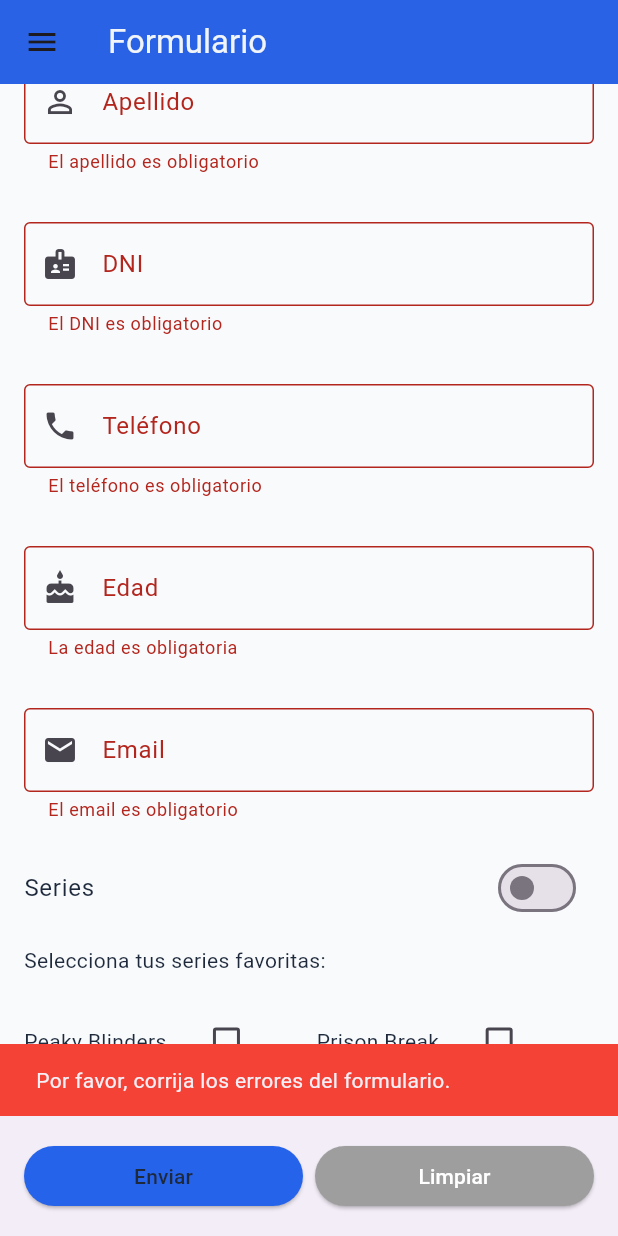
After one commit to jmolfer299/PROM_25-26_JoseMMolina, a Flutter app: the FormsScreen screen opened directly, scrolled down 214 dp, after a tap on "Películas", after a tap on "Enviar", on a phone screen of 412 x 824 dp. The commit adds this screen. Run offline on Flutter 3.47's test engine with Material 3 defaults, Android fonts, the phone set to English and light mode, and no system bars; our stand-ins replace google_fonts.

Commit message:
Añado la entrada 15 del drawer

```diff
--- a/flutter_1/lib/core/app_colors.dart
+++ b/flutter_1/lib/core/app_colors.dart
@@ -25,7 +25,6 @@ class AppTextStyles {
   static const TextStyle title = TextStyle(
     fontSize: 30,
     fontWeight: FontWeight.bold,
-
   );
 
   static const TextStyle medium = TextStyle(
--- a/flutter_1/lib/drawer_menu.dart
+++ b/flutter_1/lib/drawer_menu.dart
@@ -2,6 +2,7 @@ import 'package:flutter/material.dart';
 import 'package:flutter_1/core/app_colors.dart';
 import 'package:flutter_1/screens/ejercicio11_instagram_screen.dart';
 import 'package:flutter_1/screens/ejercicio14_screen_random_number_form.dart';
+import 'package:flutter_1/screens/ejercicio15_screen.dart';
 import 'package:flutter_1/screens/ejercicio9_screen.dart';
 
 import 'package:flutter_1/widgets/theme_provider.dart';
@@ -205,6 +206,17 @@ class DrawerMenu extends StatelessWidget {
                     MaterialPageRoute(builder: (context) => RandomNumberForm()),
                   ),
                 ),
+                ListTile(
+                  leading: Icon(Icons.edit, color: textColor),
+                  title: Text(
+                    "Ejercicio 15",
+                    style: AppTextStyles.small.copyWith(color: textColor),
+                  ),
+                  onTap: () => Navigator.push(
+                    context,
+                    MaterialPageRoute(builder: (context) => FormsScreen()),
+                  ),
+                ),
               ],
             ),
           ),
--- /dev/null
+++ b/flutter_1/lib/screens/ejercicio15_screen.dart
@@ -0,0 +1,301 @@
+import 'package:flutter/material.dart';
+import 'package:flutter_1/core/app_colors.dart';
+import 'package:flutter_1/drawer_menu.dart';
+import 'package:flutter_1/widgets/appbar_widget.dart';
+import 'package:flutter_1/widgets/form_pelis_widget.dart';
+import 'package:flutter_1/widgets/form_series_widget.dart';
+
+class FormsScreen extends StatefulWidget {
+  const FormsScreen({super.key});
+
+  @override
+  State<FormsScreen> createState() => _FormsScreenState();
+}
+
+class _FormsScreenState extends State<FormsScreen> {
+  final _formKey = GlobalKey<FormState>();
+
+  final _nombreController = TextEditingController();
+  final _apellidoController = TextEditingController();
+  final _dniController = TextEditingController();
+  final _telefonoController = TextEditingController();
+  final _edadController = TextEditingController();
+  final _emailController = TextEditingController();
+
+  bool limpiador = false;
+  Widget formulario = FormPelis();
+
+  final RegExp _nombrePattern = RegExp(r'^[a-zA-ZáéíóúÁÉÍÓÚñÑ\s]{2,50}$');
+  final RegExp _dniPattern = RegExp(r'^\d{8}[A-Z]$');
+  final RegExp _telefonoPattern = RegExp(r'^[6-9]\d{8}$');
+  final RegExp _emailPattern = RegExp(
+    r'^[a-zA-Z0-9._%+-]+@[a-zA-Z0-9.-]+\.[a-zA-Z]{2,}$'
+  );
+
+  @override
+  void dispose() {
+    _nombreController.dispose();
+    _apellidoController.dispose();
+    _dniController.dispose();
+    _telefonoController.dispose();
+    _edadController.dispose();
+    _emailController.dispose();
+    super.dispose();
+  }
+
+  void _limpiarFormulario() {
+    _nombreController.clear();
+    _apellidoController.clear();
+    _dniController.clear();
+    _telefonoController.clear();
+    _edadController.clear();
+    _emailController.clear();
+    _formKey.currentState?.reset();
+  }
+
+  void _enviarFormulario() {
+    if (_formKey.currentState!.validate()) {
+      ScaffoldMessenger.of(context).showSnackBar(
+        SnackBar(
+          content: Text('Formulario válido. Datos enviados correctamente.'),
+          backgroundColor: Colors.green,
+        ),
+      );
+    } else {
+      ScaffoldMessenger.of(context).showSnackBar(
+        SnackBar(
+          content: Text('Por favor, corrija los errores del formulario.'),
+          backgroundColor: Colors.red,
+        ),
+      );
+    }
+  }
+
+  @override
+  Widget build(BuildContext context) {
+    return Scaffold(
+      backgroundColor: Theme.of(context).brightness == Brightness.light
+          ? AppColorsLight.background
+          : AppColorsDark.background,
+      drawer: DrawerMenu(),
+      appBar: AppbarWidget(title: "Formulario"),
+      bottomNavigationBar: BottomAppBar(
+        child: Row(
+          children: [
+            Expanded(
+              child: ElevatedButton(
+                onPressed: _enviarFormulario,
+                style: ElevatedButton.styleFrom(
+                  backgroundColor:
+                      Theme.of(context).brightness == Brightness.light
+                      ? AppColorsLight.primary
+                      : AppColorsDark.secondary,
+                ),
+                child: Text(
+                  'Enviar',
+                  style: TextStyle(
+                    color: Theme.of(context).brightness == Brightness.light
+                        ? AppColorsLight.text
+                        : AppColorsDark.text,
+                  ),
+                ),
+              ),
+            ),
+            SizedBox(width: 8),
+            Expanded(
+              child: ElevatedButton(
+                onPressed: _limpiarFormulario,
+                style: ElevatedButton.styleFrom(
+                  backgroundColor: Colors.grey,
+                ),
+                child: Text(
+                  'Limpiar',
+                  style: TextStyle(color: Colors.white),
+                ),
+              ),
+            ),
+          ],
+        ),
+      ),
+      body: SingleChildScrollView(
+        child: Form(
+          key: _formKey,
+          child: Column(
+            children: [
+              SizedBox(height: 20),
+              Center(
+                child: Text(
+                  'Formulario Personal',
+                  style: TextStyle(
+                    fontSize: 24,
+                    fontWeight: FontWeight.bold,
+                    color: Theme.of(context).brightness == Brightness.light
+                        ? AppColorsLight.text
+                        : AppColorsDark.text,
+                  ),
+                ),
+              ),
+              SizedBox(height: 20),
+              Column(
+                children: [
+                  Container(
+                    padding: EdgeInsets.all(16.0),
+                    child: TextFormField(
+                      controller: _nombreController,
+                      decoration: InputDecoration(
+                        labelText: 'Nombre',
+                        border: OutlineInputBorder(),
+                        prefixIcon: Icon(Icons.person),
+                      ),
+                      validator: (value) {
+                        if (value == null || value.isEmpty) {
+                          return 'El nombre es obligatorio';
+                        }
+                        if (!_nombrePattern.hasMatch(value)) {
+                          return 'Solo letras, entre 2 y 50 caracteres';
+                        }
+                        return null;
+                      },
+                    ),
+                  ),
+                  Container(
+                    padding: EdgeInsets.all(16.0),
+                    child: TextFormField(
+                      controller: _apellidoController,
+                      decoration: InputDecoration(
+                        labelText: 'Apellido',
+                        border: OutlineInputBorder(),
+                        prefixIcon: Icon(Icons.person_outline),
+                      ),
+                      validator: (value) {
+                        if (value == null || value.isEmpty) {
+                          return 'El apellido es obligatorio';
+                        }
+                        if (!_nombrePattern.hasMatch(value)) {
+                          return 'Solo letras, entre 2 y 50 caracteres';
+                        }
+                        return null;
+                      },
+                    ),
+                  ),
+                  Container(
+                    padding: EdgeInsets.all(16.0),
+                    child: TextFormField(
+                      controller: _dniController,
+                      decoration: InputDecoration(
+                        labelText: 'DNI',
+                        border: OutlineInputBorder(),
+                        prefixIcon: Icon(Icons.badge),
+                        hintText: '12345678A',
+                      ),
+                      validator: (value) {
+                        if (value == null || value.isEmpty) {
+                          return 'El DNI es obligatorio';
+                        }
+                        if (!_dniPattern.hasMatch(value.toUpperCase())) {
+                          return 'Formato: 8 números y una letra (ej: 12345678A)';
+                        }
+                        return null;
+                      },
+                    ),
+                  ),
+                  Container(
+                    padding: EdgeInsets.all(16.0),
+                    child: TextFormField(
+                      controller: _telefonoController,
+                      keyboardType: TextInputType.phone,
+                      decoration: InputDecoration(
+                        labelText: 'Teléfono',
+                        border: OutlineInputBorder(),
+                        prefixIcon: Icon(Icons.phone),
+                        hintText: '612345678',
+                      ),
+                      validator: (value) {
+                        if (value == null || value.isEmpty) {
+                          return 'El teléfono es obligatorio';
+                        }
+                        if (!_telefonoPattern.hasMatch(value)) {
+                          return 'Teléfono español: 9 dígitos (comienza con 6-9)';
+                        }
+                        return null;
+                      },
+                    ),
+                  ),
+                  Container(
+                    padding: EdgeInsets.all(16.0),
+                    child: TextFormField(
+                      controller: _edadController,
+                      keyboardType: TextInputType.number,
+                      decoration: InputDecoration(
+                        labelText: 'Edad',
+                        border: OutlineInputBorder(),
+                        prefixIcon: Icon(Icons.cake),
+                      ),
+                      validator: (value) {
+                        if (value == null || value.isEmpty) {
+                          return 'La edad es obligatoria';
+                        }
+                        final edad = int.tryParse(value);
+                        if (edad == null) {
+                          return 'Debe ser un número válido';
+                        }
+                        if (edad < 18 || edad > 120) {
+                          return 'La edad debe estar entre 18 y 120 años';
+                        }
+                        return null;
+                      },
+                    ),
+                  ),
+                  Container(
+                    padding: EdgeInsets.all(16.0),
+                    child: TextFormField(
+                      controller: _emailController,
+                      keyboardType: TextInputType.emailAddress,
+                      decoration: InputDecoration(
+                        labelText: 'Email',
+                        border: OutlineInputBorder(),
+                        prefixIcon: Icon(Icons.email),
+                        hintText: 'ejemplo@correo.com',
+                      ),
+                      validator: (value) {
+                        if (value == null || value.isEmpty) {
+                          return 'El email es obligatorio';
+                        }
+                        if (!_emailPattern.hasMatch(value)) {
+                          return 'Email inválido (ej: usuario@dominio.com)';
+                        }
+                        return null;
+                      },
+                    ),
+                  ),
+                  SwitchListTile(
+                    title: Text(
+                      formulario is FormPelis ? "Películas" : "Series",
+                      style: TextStyle(
+                        color: Theme.of(context).brightness == Brightness.light
+                            ? AppColorsLight.text
+                            : AppColorsDark.text,
+                      ),
+                    ),
+                    value: formulario is FormPelis,
+                    onChanged: (value) {
+                      setState(() {
+                        if (value) {
+                          formulario = FormPelis();
+                        } else {
+                          formulario = FormSeries();
+                        }
+                      });
+                    },
+                  ),
+                  Container(child: formulario),
+                  SizedBox(height: 40),
+                ],
+              ),
+            ],
+          ),
+        ),
+      ),
+    );
+  }
+}
--- /dev/null
+++ b/flutter_1/lib/widgets/form_pelis_widget.dart
@@ -0,0 +1,197 @@
+import 'package:flutter/material.dart';
+import 'package:flutter_1/core/app_colors.dart';
+
+class FormPelis extends StatefulWidget {
+
+  const FormPelis({super.key});
+
+  @override
+  State<FormPelis> createState() => _FormPelisState();
+}
+
+class _FormPelisState extends State<FormPelis> {
+  String selectedSeries = '';
+
+  Map<String, bool> peliculasMap = {
+    'El Señor de los Anillos': false,
+    'Star Wars': false,
+    'Harry Potter': false,
+    'Marvel': false,
+  };
+  @override
+  Widget build(BuildContext context) {
+    final peliculasList = peliculasMap.keys.toList();
+
+    return Column(
+      children: [
+        Row(
+          children: [
+            Padding(
+              padding: const EdgeInsets.only(top: 10.0, left: 16),
+              child: Text(
+                'Selecciona tus sagas favoritas:',
+                style: TextStyle(
+                  fontSize: 14,
+                  color: Theme.of(context).brightness == Brightness.light
+                      ? AppColorsLight.text
+                      : AppColorsDark.text,
+                ),
+              ),
+            ),
+          ],
+        ),
+        SizedBox(height: 10),
+        Row(
+          children: [
+            Padding(
+              padding: const EdgeInsets.only(top: 10.0, left: 16),
+              child: Text(
+                peliculasList[0],
+                style: TextStyle(
+                  fontSize: 14,
+                  color: Theme.of(context).brightness == Brightness.light
+                      ? AppColorsLight.text
+                      : AppColorsDark.text,
+                ),
+              ),
+            ),
+            Padding(
+              padding: const EdgeInsets.only(top: 10.0, left: 16),
+              child: Checkbox(
+                value: peliculasMap[peliculasList[0]],
+                onChanged: (bool? value) {
+                  setState(() {
+                    peliculasMap[peliculasList[0]] = value ?? false;
+                  });
+
+                  if (value == true) {
+                    addSerie(peliculasList[0]);
+                  } else {
+                    removeSerie(peliculasList[0]);
+                  }
+                },
+              ),
+            ),
+            SizedBox(width: 20),
+            Padding(
+              padding: const EdgeInsets.only(top: 10.0, left: 16),
+              child: Text(
+                peliculasList[1],
+                style: TextStyle(
+                  fontSize: 14,
+                  color: Theme.of(context).brightness == Brightness.light
+                      ? AppColorsLight.text
+                      : AppColorsDark.text,
+                ),
+              ),
+            ),
+            Padding(
+              padding: const EdgeInsets.only(top: 10.0, left: 16),
+              child: Checkbox(
+                value: peliculasMap[peliculasList[1]],
+                onChanged: (bool? value) {
+                  setState(() {
+                    peliculasMap[peliculasList[1]] = value ?? false;
+                  });
+                  if (value == true) {
+                    addSerie(peliculasList[1]);
+                  } else {
+                    removeSerie(peliculasList[1]);
+                  }
+                },
+              ),
+            ),
+          ],
+        ),
+        Row(
+          children: [
+            Padding(
+              padding: const EdgeInsets.only(top: 10.0, left: 16),
+              child: Text(
+                peliculasList[2],
+                style: TextStyle(
+                  fontSize: 14,
+                  color: Theme.of(context).brightness == Brightness.light
+                      ? AppColorsLight.text
+                      : AppColorsDark.text,
+                ),
+              ),
+            ),
+            Padding(
+              padding: const EdgeInsets.only(top: 10.0, left: 16),
+              child: Checkbox(
+                value: peliculasMap[peliculasList[2]],
+                onChanged: (bool? value) {
+                  setState(() {
+                    peliculasMap[peliculasList[2]] = value ?? false;
+                  });
+
+                  if (value == true) {
+                    addSerie(peliculasList[2]);
+                  } else {
+                    removeSerie(peliculasList[2]);
+                  }
+                },
+              ),
+            ),
+            SizedBox(width: 20),
+            Padding(
+              padding: const EdgeInsets.only(top: 10.0, left: 16),
+              child: Text(
+                peliculasList[3],
+                style: TextStyle(
+                  fontSize: 14,
+                  color: Theme.of(context).brightness == Brightness.light
+                      ? AppColorsLight.text
+                      : AppColorsDark.text,
+                ),
+              ),
+            ),
+            Padding(
+              padding: const EdgeInsets.only(top: 10.0, left: 16),
+              child: Checkbox(
+                value: peliculasMap[peliculasList[3]],
+                onChanged: (bool? value) {
+                  setState(() {
+                    peliculasMap[peliculasList[3]] = value ?? false;
+                  });
+                  if (value == true) {
+                    addSerie(peliculasList[3]);
+                  } else {
+                    removeSerie(peliculasList[3]);
+                  }
+                },
+              ),
+            ),
+          ],
+        ),
+        SizedBox(height: 20),
+        Row(
+          children: [
+            Expanded(
+              child: Padding(
+                padding: const EdgeInsets.only(top: 8.0, left: 16),
+                child: Text(
+                  'Sagas seleccionadas: $selectedSeries',
+                  softWrap: true,
+                ),
+              ),
+            ),
+          ],
+        ),
+      ],
+    );
+  }
+
+  void addSerie(String s) {
+    setState(() {
+      selectedSeries += '$s | ';
+    });
+  }
+
+  void removeSerie(String s) {
+    setState(() {
+      selectedSeries = selectedSeries.replaceAll('$s | ', '');
+    });
+  }
+}
--- /dev/null
+++ b/flutter_1/lib/widgets/form_series_widget.dart
@@ -0,0 +1,197 @@
+import 'package:flutter/material.dart';
+import 'package:flutter_1/core/app_colors.dart';
+
+class FormSeries extends StatefulWidget {
+
+  const FormSeries({super.key});
+
+  @override
+  State<FormSeries> createState() => _FormSeriesState();
+}
+
+class _FormSeriesState extends State<FormSeries> {
+  String selectedSeries = '';
+
+  Map<String, bool> seriesMap = {
+    'Peaky Blinders': false,
+    'Prison Break': false,
+    'Juego de Tronos': false,
+    'La Casa de Papel': false,
+  };
+  @override
+  Widget build(BuildContext context) {
+    final seriesList = seriesMap.keys.toList();
+
+    return Column(
+      children: [
+        Row(
+          children: [
+            Padding(
+              padding: const EdgeInsets.only(top: 10.0, left: 16),
+              child: Text(
+                'Selecciona tus series favoritas:',
+                style: TextStyle(
+                  fontSize: 14,
+                  color: Theme.of(context).brightness == Brightness.light
+                      ? AppColorsLight.text
+                      : AppColorsDark.text,
+                ),
+              ),
+            ),
+          ],
+        ),
+        SizedBox(height: 10),
+        Row(
+          children: [
+            Padding(
+              padding: const EdgeInsets.only(top: 10.0, left: 16),
+              child: Text(
+                seriesList[0],
+                style: TextStyle(
+                  fontSize: 14,
+                  color: Theme.of(context).brightness == Brightness.light
+                      ? AppColorsLight.text
+                      : AppColorsDark.text,
+                ),
+              ),
+            ),
+            Padding(
+              padding: const EdgeInsets.only(top: 10.0, left: 16),
+              child: Checkbox(
+                value: seriesMap[seriesList[0]],
+                onChanged: (bool? value) {
+                  setState(() {
+                    seriesMap[seriesList[0]] = value ?? false;
+                  });
+
+                  if (value == true) {
+                    addSerie(seriesList[0]);
+                  } else {
+                    removeSerie(seriesList[0]);
+                  }
+                },
+              ),
+            ),
+            SizedBox(width: 20),
+            Padding(
+              padding: const EdgeInsets.only(top: 10.0, left: 16),
+              child: Text(
+                seriesList[1],
+                style: TextStyle(
+                  fontSize: 14,
+                  color: Theme.of(context).brightness == Brightness.light
+                      ? AppColorsLight.text
+                      : AppColorsDark.text,
+                ),
+              ),
+            ),
+            Padding(
+              padding: const EdgeInsets.only(top: 10.0, left: 16),
+              child: Checkbox(
+                value: seriesMap[seriesList[1]],
+                onChanged: (bool? value) {
+                  setState(() {
+                    seriesMap[seriesList[1]] = value ?? false;
+                  });
+                  if (value == true) {
+                    addSerie(seriesList[1]);
+                  } else {
+                    removeSerie(seriesList[1]);
+                  }
+                },
+              ),
+            ),
+          ],
+        ),
+        Row(
+          children: [
+            Padding(
+              padding: const EdgeInsets.only(top: 10.0, left: 16),
+              child: Text(
+                seriesList[2],
+                style: TextStyle(
+                  fontSize: 14,
+                  color: Theme.of(context).brightness == Brightness.light
+                      ? AppColorsLight.text
+                      : AppColorsDark.text,
+                ),
+              ),
+            ),
+            Padding(
+              padding: const EdgeInsets.only(top: 10.0, left: 16),
+              child: Checkbox(
+                value: seriesMap[seriesList[2]],
+                onChanged: (bool? value) {
+                  setState(() {
+                    seriesMap[seriesList[2]] = value ?? false;
+                  });
+
+                  if (value == true) {
+                    addSerie(seriesList[2]);
+                  } else {
+                    removeSerie(seriesList[2]);
+                  }
+                },
+              ),
+            ),
+            SizedBox(width: 20),
+            Padding(
+              padding: const EdgeInsets.only(top: 10.0, left: 16),
+              child: Text(
+                seriesList[3],
+                style: TextStyle(
+                  fontSize: 14,
+                  color: Theme.of(context).brightness == Brightness.light
+                      ? AppColorsLight.text
+                      : AppColorsDark.text,
+                ),
+              ),
+            ),
+            Padding(
+              padding: const EdgeInsets.only(top: 10.0, left: 16),
+              child: Checkbox(
+                value: seriesMap[seriesList[3]],
+                onChanged: (bool? value) {
+                  setState(() {
+                    seriesMap[seriesList[3]] = value ?? false;
+                  });
+                  if (value == true) {
+                    addSerie(seriesList[3]);
+                  } else {
+                    removeSerie(seriesList[3]);
+                  }
+                },
+              ),
+            ),
+          ],
+        ),
+        SizedBox(height: 20),
+        Row(
+          children: [
+            Expanded(
+              child: Padding(
+                padding: const EdgeInsets.only(top: 8.0, left: 16),
+                child: Text(
+                  'Series seleccionadas: $selectedSeries',
+                  softWrap: true,
+                ),
+              ),
+            ),
+          ],
+        ),
+      ],
+    );
+  }
+
+  void addSerie(String s) {
+    setState(() {
+      selectedSeries += '$s | ';
+    });
+  }
+
+  void removeSerie(String s) {
+    setState(() {
+      selectedSeries = selectedSeries.replaceAll('$s | ', '');
+    });
+  }
+}
```
